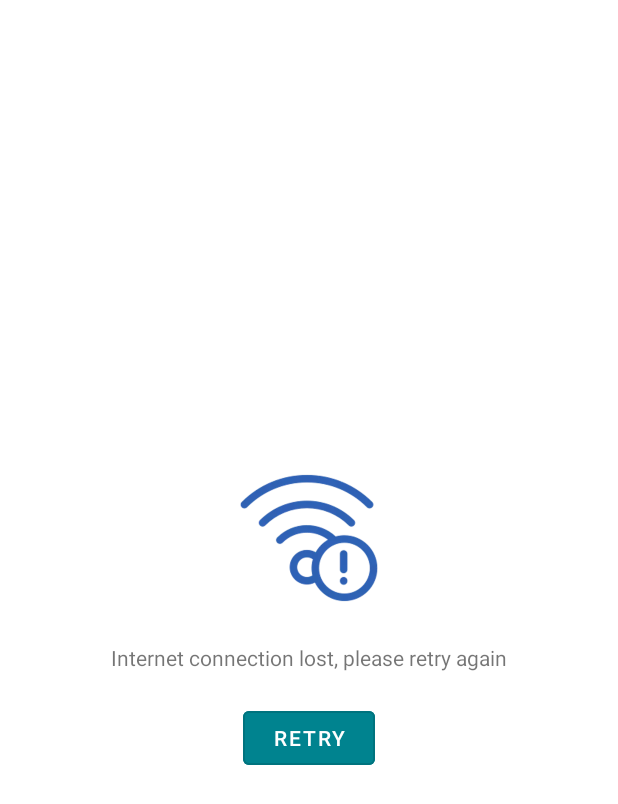
After one commit to hashimshafiq/ImageGallery, an Android app: the layout custom_no_internet_layout.xml on its own in the app's theme, with its tools: preview values and no code run, on a phone screen of 412 x 824 dp. The commit adds this screen. Shown: the top 804 px of the screen. Run offline under Robolectric (Android 15) with nearby library versions, the phone set to English and light mode, and no system bars.

Commit message:
custom no internet layout added

```diff
--- a/app/src/main/AndroidManifest.xml
+++ b/app/src/main/AndroidManifest.xml
@@ -15,7 +15,7 @@
         android:theme="@style/Theme.ImageGallery"
         android:usesCleartextTraffic="true">
         <activity android:name=".ui.detail.VehicleDetailActivity"></activity>
-        <activity android:name=".ui.home.HomeActivity">
+        <activity android:name=".ui.home.VehicleListActivity">
             <intent-filter>
                 <action android:name="android.intent.action.MAIN" />
 
--- a/app/src/main/java/io/ebay/imagegallery/di/component/ActivityComponent.kt
+++ b/app/src/main/java/io/ebay/imagegallery/di/component/ActivityComponent.kt
@@ -5,14 +5,14 @@ import dagger.Component
 import io.ebay.imagegallery.di.ActivityScope
 import io.ebay.imagegallery.di.module.ActivityModule
 import io.ebay.imagegallery.ui.detail.VehicleDetailActivity
-import io.ebay.imagegallery.ui.home.HomeActivity
+import io.ebay.imagegallery.ui.home.VehicleListActivity
 
 @ActivityScope
 @Component(dependencies = [ApplicationComponent::class],
             modules = [ActivityModule::class])
 interface ActivityComponent {
 
-    fun inject(activity: HomeActivity)
+    fun inject(activity: VehicleListActivity)
     fun inject(activity: VehicleDetailActivity)
 
 
--- /dev/null
+++ b/app/src/main/res/layout/custom_no_internet_layout.xml
@@ -0,0 +1,52 @@
+<?xml version="1.0" encoding="utf-8"?>
+<androidx.constraintlayout.widget.ConstraintLayout
+
+    xmlns:android="http://schemas.android.com/apk/res/android"
+    android:layout_width="match_parent"
+    android:layout_height="match_parent"
+    xmlns:app="http://schemas.android.com/apk/res-auto"
+    xmlns:tools="http://schemas.android.com/tools">
+
+    <ImageView
+        android:id="@+id/ivNoInternetIcon"
+        android:layout_width="100dp"
+        android:layout_height="100dp"
+        android:contentDescription="@string/no_internet_icon"
+        android:src="@drawable/no_internet_icon"
+        app:layout_constraintBottom_toTopOf="@+id/tvInternetError"
+        app:layout_constraintEnd_toEndOf="parent"
+        app:layout_constraintVertical_chainStyle="packed"
+        app:layout_constraintStart_toStartOf="parent"
+        app:layout_constraintTop_toTopOf="parent"
+        />
+
+
+    <TextView
+        android:id="@+id/tvInternetError"
+        android:layout_width="wrap_content"
+        android:layout_height="wrap_content"
+        android:text="@string/network_connection_error"
+        app:layout_constraintBottom_toTopOf="@+id/btnRetry"
+        app:layout_constraintEnd_toEndOf="parent"
+        app:layout_constraintStart_toStartOf="parent"
+        app:layout_constraintTop_toBottomOf="@id/ivNoInternetIcon"
+        android:layout_marginTop="20dp"
+        />
+
+    <com.google.android.material.button.MaterialButton
+        android:id="@+id/btnRetry"
+        style="@style/Widget.MaterialComponents.Button.OutlinedButton"
+        android:layout_width="wrap_content"
+        android:layout_height="wrap_content"
+        android:backgroundTint="@color/colorAccent"
+        android:text="@string/retry"
+        android:textColor="@android:color/white"
+        app:layout_constraintBottom_toBottomOf="parent"
+        app:layout_constraintEnd_toEndOf="parent"
+        app:layout_constraintStart_toStartOf="parent"
+        app:layout_constraintTop_toBottomOf="@id/tvInternetError"
+        android:layout_marginTop="20dp"
+
+        />
+
+</androidx.constraintlayout.widget.ConstraintLayout>
--- a/app/src/main/res/values/strings.xml
+++ b/app/src/main/res/values/strings.xml
@@ -7,4 +7,6 @@
     </string>
     <string name="server_connection_error">Not able to connect, please retry again</string>
     <string name="image_content_description">Vehicle Image</string>
+    <string name="no_internet_icon">No Internet Icon</string>
+    <string name="retry">Retry</string>
 </resources>
```
Also changed, not shown: app/src/main/java/io/ebay/imagegallery/di/module/ActivityModule.kt (+5 -6 lines), app/src/main/java/io/ebay/imagegallery/ui/home/VehicleListActivity.kt (renamed from app/src/main/java/io/ebay/imagegallery/ui/home/HomeActivity.kt, +29 -7 lines), app/src/main/java/io/ebay/imagegallery/ui/home/VehicleListViewModel.kt (renamed from app/src/main/java/io/ebay/imagegallery/ui/home/HomeViewModel.kt, +9 -10 lines), app/src/main/res/layout/activity_vehicle_list.xml (renamed from app/src/main/res/layout/activity_home.xml, +6 -1 lines), app/src/main/res/drawable-v24/no_internet_icon.webp (added), app/src/main/res/drawable/no_internet_icon.webp (added), app/src/main/res/mipmap-anydpi-v26/no_internet_icon.png (added), app/src/main/res/mipmap-hdpi/no_internet_icon.png (added), app/src/main/res/mipmap-mdpi/no_internet_icon.png (added), app/src/main/res/mipmap-xhdpi/no_internet_icon.png (added), app/src/main/res/mipmap-xxhdpi/no_internet_icon.png (added), app/src/main/res/mipmap-xxxhdpi/no_internet_icon.png (added).
